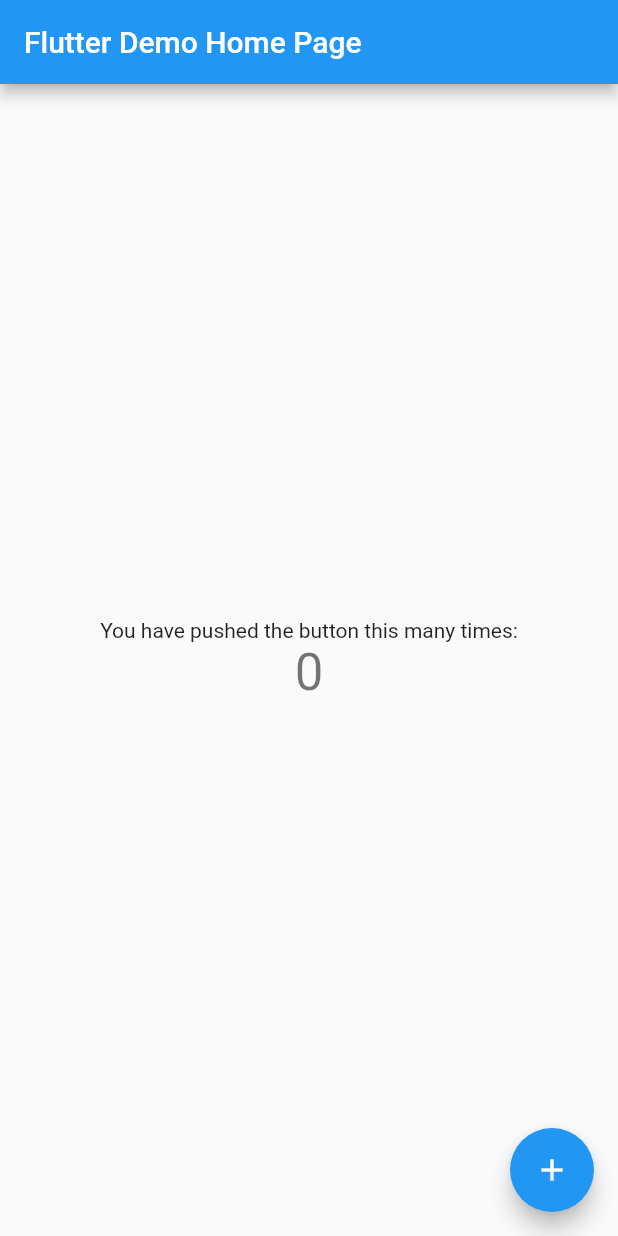
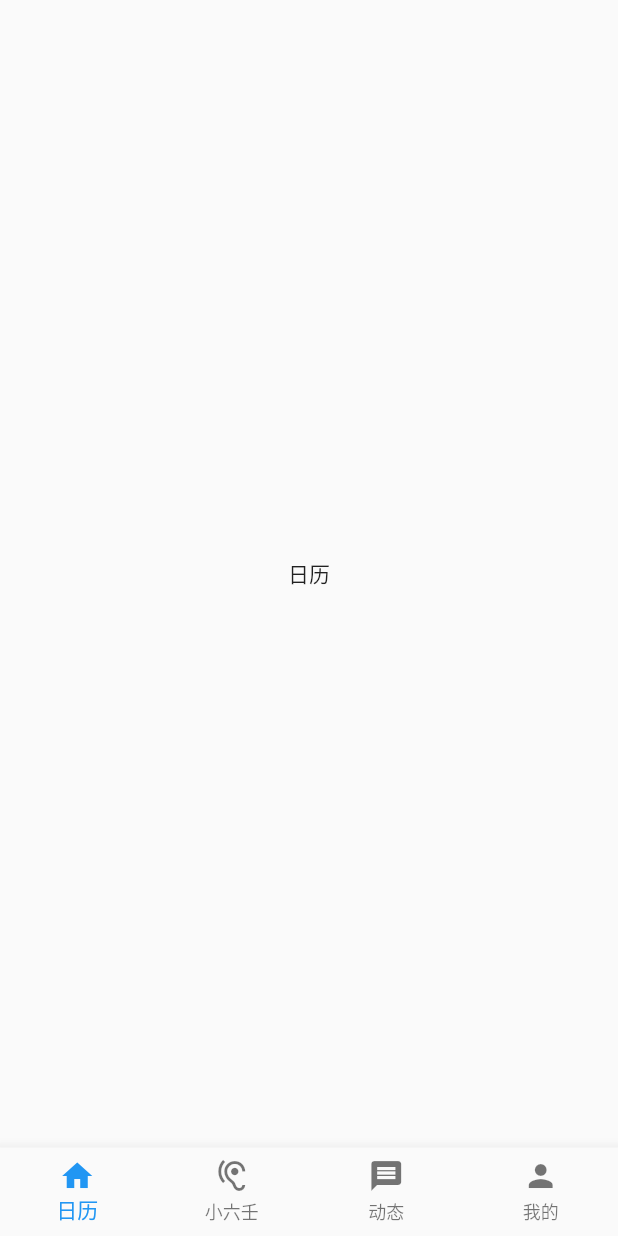
Before and after one commit to JingYu-Kylin/-, a Flutter app: the screen it shows after launch, on a phone screen of 412 x 824 dp. Run offline on Flutter 3.47's test engine with Material 2 defaults, Android fonts, the phone set to English and light mode, and no system bars.

Commit message:
second commit

```diff
--- /dev/null
+++ b/lib/BotomeMenumPage.dart
@@ -0,0 +1,99 @@
+import 'package:flutter/material.dart';
+import 'package:xiaoliuren/CalendarView.dart';
+import 'package:xiaoliuren/ChildItemView.dart';
+
+/**
+ * 有状态StatefulWidget
+ *  继承于 StatefulWidget，通过 State 的 build 方法去构建控件
+ */
+class BotomeMenumPage extends StatefulWidget {
+  ////通过构造方法传值
+  BotomeMenumPage();
+
+  //主要是负责创建state
+  @override
+  BotomeMenumPageState createState() => BotomeMenumPageState();
+}
+
+/**
+ * 在 State 中,可以动态改变数据
+ * 在 setState 之后，改变的数据会触发 Widget 重新构建刷新
+ */
+class BotomeMenumPageState extends State<BotomeMenumPage> {
+  BotomeMenumPageState();
+
+  @override
+  void initState() {
+    ///初始化，这个函数在生命周期中只调用一次
+    super.initState();
+  }
+
+  @override
+  Widget build(BuildContext context) {
+    //构建页面
+    return buildBottomTabScaffold();
+  }
+
+  //当前显示页面的
+  int currentIndex = 0;
+
+  //底部导航栏显示的内容
+  final List<BottomNavigationBarItem> bottomNavItems = [
+    BottomNavigationBarItem(
+      backgroundColor: Colors.blue,
+      icon: Icon(Icons.home),
+      title: Text("日历"),
+    ),
+    BottomNavigationBarItem(
+      backgroundColor: Colors.blue[600],
+      icon: Icon(Icons.hearing),
+      title: Text("小六壬"),
+    ),
+    BottomNavigationBarItem(
+      backgroundColor: Colors.blue[800],
+      icon: Icon(Icons.message),
+      title: Text("动态"),
+    ),
+    BottomNavigationBarItem(
+      backgroundColor: Colors.blue[900],
+      icon: Icon(Icons.person),
+      title: Text("我的"),
+    ),
+  ];
+
+  //点击导航项是要显示的页面
+  final pages = [
+    CalendarView("日历"),
+    ChildItemView("小六壬"),
+    ChildItemView("动态"),
+    ChildItemView("我的")
+  ];
+
+  Widget buildBottomTabScaffold() {
+    return Scaffold(
+      bottomNavigationBar: BottomNavigationBar(
+        items: bottomNavItems,
+        currentIndex: currentIndex,
+        //所以一般都是使用fixed模式，此时，导航栏的图标和标题颜色会使用fixedColor指定的颜色，
+        // 如果没有指定fixedColor，则使用默认的主题色primaryColor
+        type: BottomNavigationBarType.fixed,
+        //底部菜单点击回调
+        onTap: (index) {
+          _changePage(index);
+        },
+      ),
+      //对应的页面
+      body: pages[currentIndex],
+    );
+  }
+
+  /*切换页面*/
+  void _changePage(int index) {
+    /*如果点击的导航项不是当前项  切换 */
+    if (index != currentIndex) {
+      setState(() {
+        currentIndex = index;
+      });
+    }
+  }
+}
--- /dev/null
+++ b/lib/CalendarView.dart
@@ -0,0 +1,20 @@
+
+import 'package:flutter/material.dart';
+
+class CalendarView extends StatefulWidget {
+  String _title;
+
+  CalendarView(this._title);
+
+  @override
+  _CalendarViewState createState() => _CalendarViewState();
+}
+
+class _CalendarViewState extends State<CalendarView> {
+  @override
+  Widget build(BuildContext context) {
+    return Container(
+      child: Center(child: Text(widget._title)),
+    );
+  }
+}
--- /dev/null
+++ b/lib/ChildItemView.dart
@@ -0,0 +1,19 @@
+import 'package:flutter/material.dart';
+
+class ChildItemView extends StatefulWidget {
+  String _title;
+
+  ChildItemView(this._title);
+
+  @override
+  _ChildItemViewState createState() => _ChildItemViewState();
+}
+
+class _ChildItemViewState extends State<ChildItemView> {
+  @override
+  Widget build(BuildContext context) {
+    return Container(
+      child: Center(child: Text(widget._title)),
+    );
+  }
+}
--- a/lib/main.dart
+++ b/lib/main.dart
@@ -1,4 +1,5 @@
 import 'package:flutter/material.dart';
+import 'package:xiaoliuren/BotomeMenumPage.dart';
 
 void main() => runApp(MyApp());
 
@@ -7,105 +8,9 @@
   @override
   Widget build(BuildContext context) {
     return MaterialApp(
-      title: 'Flutter Demo',
-      theme: ThemeData(
-        // This is the theme of your application.
-        //
-        // Try running your application with "flutter run". You'll see the
-        // application has a blue toolbar. Then, without quitting the app, try
-        // changing the primarySwatch below to Colors.green and then invoke
-        // "hot reload" (press "r" in the console where you ran "flutter run",
-        // or simply save your changes to "hot reload" in a Flutter IDE).
-        // Notice that the counter didn't reset back to zero; the application
-        // is not restarted.
-        primarySwatch: Colors.blue,
-      ),
-      home: MyHomePage(title: 'Flutter Demo Home Page'),
+      title: '小六壬',
+      debugShowCheckedModeBanner: false,
+      home: BotomeMenumPage(),
     );
   }
 }
-
-class MyHomePage extends StatefulWidget {
-  MyHomePage({Key key, this.title}) : super(key: key);
-
-  // This widget is the home page of your application. It is stateful, meaning
-  // that it has a State object (defined below) that contains fields that affect
-  // how it looks.
-
-  // This class is the configuration for the state. It holds the values (in this
-  // case the title) provided by the parent (in this case the App widget) and
-  // used by the build method of the State. Fields in a Widget subclass are
-  // always marked "final".
-
-  final String title;
-
-  @override
-  _MyHomePageState createState() => _MyHomePageState();
-}
-
-class _MyHomePageState extends State<MyHomePage> {
-  int _counter = 0;
-
-  void _incrementCounter() {
-    setState(() {
-      // This call to setState tells the Flutter framework that something has
-      // changed in this State, which causes it to rerun the build method below
-      // so that the display can reflect the updated values. If we changed
-      // _counter without calling setState(), then the build method would not be
-      // called again, and so nothing would appear to happen.
-      _counter++;
-    });
-  }
-
-  @override
-  Widget build(BuildContext context) {
-    // This method is rerun every time setState is called, for instance as done
-    // by the _incrementCounter method above.
-    //
-    // The Flutter framework has been optimized to make rerunning build methods
-    // fast, so that you can just rebuild anything that needs updating rather
-    // than having to individually change instances of widgets.
-    return Scaffold(
-      appBar: AppBar(
-        // Here we take the value from the MyHomePage object that was created by
-        // the App.build method, and use it to set our appbar title.
-        title: Text(widget.title),
-      ),
-      body: Center(
-        // Center is a layout widget. It takes a single child and positions it
-        // in the middle of the parent.
-        child: Column(
-          // Column is also layout widget. It takes a list of children and
-          // arranges them vertically. By default, it sizes itself to fit its
-          // children horizontally, and tries to be as tall as its parent.
-          //
-          // Invoke "debug painting" (press "p" in the console, choose the
-          // "Toggle Debug Paint" action from the Flutter Inspector in Android
-          // Studio, or the "Toggle Debug Paint" command in Visual Studio Code)
-          // to see the wireframe for each widget.
-          //
-          // Column has various properties to control how it sizes itself and
-          // how it positions its children. Here we use mainAxisAlignment to
-          // center the children vertically; the main axis here is the vertical
-          // axis because Columns are vertical (the cross axis would be
-          // horizontal).
-          mainAxisAlignment: MainAxisAlignment.center,
-          children: <Widget>[
-            Text(
-              'You have pushed the button this many times:',
-            ),
-            Text(
-              '$_counter',
-              style: Theme.of(context).textTheme.display1,
-            ),
-          ],
-        ),
-      ),
-      floatingActionButton: FloatingActionButton(
-        onPressed: _incrementCounter,
-        tooltip: 'Increment',
-        child: Icon(Icons.add),
-      ), // This trailing comma makes auto-formatting nicer for build methods.
-    );
-  }
-}
```
Also changed, not shown: assets/images/launch_image.jpg (added), pubspec.yaml (line endings or trailing spaces), 3 other files.
